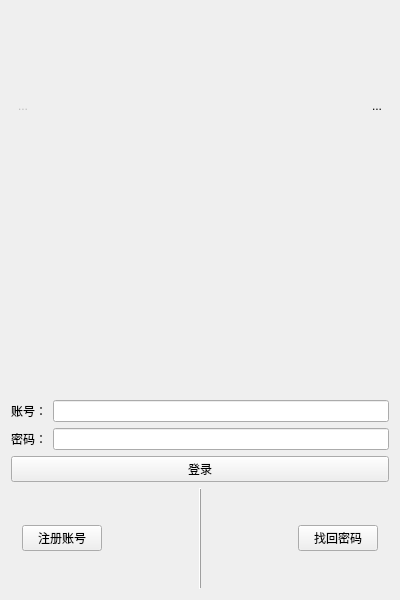
Old version of the form loginui.ui in the repository GUANJIAA/IMCPP-Client.
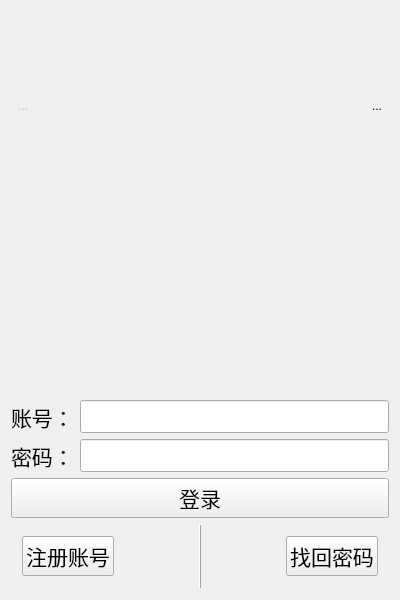
New version of the form. Icons and pictures are not drawn.

```diff
--- a/loginui.ui
+++ b/loginui.ui
@@ -125,13 +125,24 @@
         <layout class="QHBoxLayout" name="horizontalLayout_3">
          <item>
           <widget class="QLabel" name="label">
+           <property name="font">
+            <font>
+             <pointsize>16</pointsize>
+            </font>
+           </property>
            <property name="text">
             <string>账号：</string>
            </property>
           </widget>
          </item>
          <item>
-          <widget class="QLineEdit" name="nameLineEdit"/>
+          <widget class="QLineEdit" name="nameLineEdit">
+           <property name="font">
+            <font>
+             <pointsize>16</pointsize>
+            </font>
+           </property>
+          </widget>
          </item>
         </layout>
        </item>
@@ -139,18 +150,34 @@
         <layout class="QHBoxLayout" name="horizontalLayout_2">
          <item>
           <widget class="QLabel" name="label_2">
+           <property name="font">
+            <font>
+             <pointsize>16</pointsize>
+            </font>
+           </property>
            <property name="text">
             <string>密码：</string>
            </property>
           </widget>
          </item>
          <item>
-          <widget class="QLineEdit" name="pwdLineEdit"/>
+          <widget class="QLineEdit" name="pwdLineEdit">
+           <property name="font">
+            <font>
+             <pointsize>16</pointsize>
+            </font>
+           </property>
+          </widget>
          </item>
         </layout>
        </item>
        <item>
         <widget class="QPushButton" name="LoginBtn">
+         <property name="font">
+          <font>
+           <pointsize>16</pointsize>
+          </font>
+         </property>
          <property name="text">
           <string>登录</string>
          </property>
@@ -175,6 +202,11 @@
        <layout class="QHBoxLayout" name="horizontalLayout">
         <item>
          <widget class="QPushButton" name="RegisterBtn">
+          <property name="font">
+           <font>
+            <pointsize>16</pointsize>
+           </font>
+          </property>
           <property name="text">
            <string>注册账号</string>
           </property>
@@ -195,6 +227,11 @@
         </item>
         <item>
          <widget class="QPushButton" name="RetrieveBtn">
+          <property name="font">
+           <font>
+            <pointsize>16</pointsize>
+           </font>
+          </property>
           <property name="text">
            <string>找回密码</string>
           </property>
```
